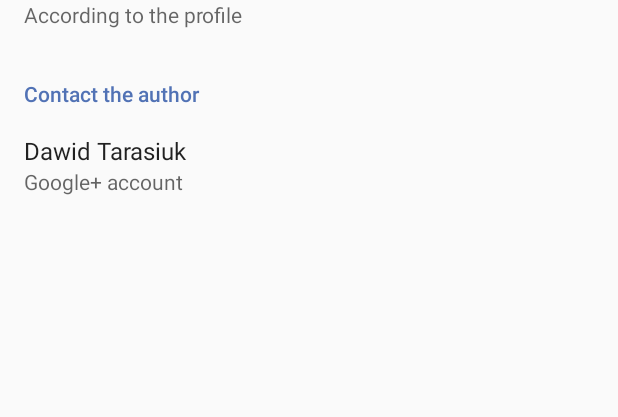
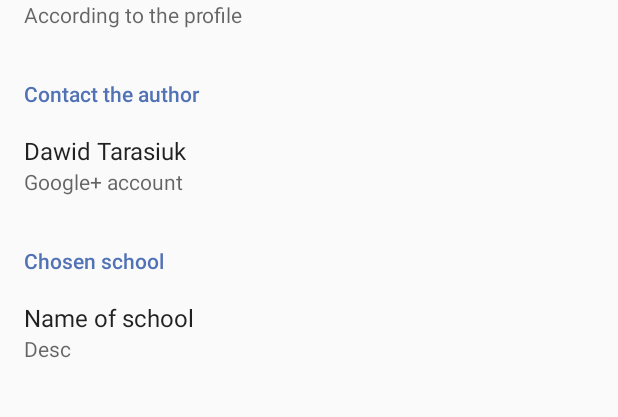
Before and after one commit to orzechdev/replacements-android, an Android app: the screen it shows after launch (SettingsActivity), in the side drawer, after a tap on "Settings", on a phone screen of 412 x 824 dp, the part 308-725 px from its top. Run offline under Robolectric (Android 15) with nearby library versions, the phone set to English and light mode, and no system bars; libraries missing offline, so code that uses them is left out: ca.barrenechea.widget.

Commit message:
First adjustements for adding new school.

```diff
--- a/app/src/main/res/values/strings.xml
+++ b/app/src/main/res/values/strings.xml
@@ -106,4 +106,10 @@
     <string name="pref_fcm_token_title">FCM Token</string>
     <string name="pref_schedule_offline_switch">Offline schedule</string>
 
+    <!-- USTAWIENIA DODANE DLA GIMNAZJUM -->
+    <string name="pref_school">Chosen school</string>
+    <string name="pref_school_title">Name of school</string>
+    <string name="pref_school_summary">Desc</string>
+
+
 </resources>
--- a/app/src/main/res/xml/preferences.xml
+++ b/app/src/main/res/xml/preferences.xml
@@ -44,6 +44,19 @@
 		</Preference>
     </PreferenceCategory>
     <PreferenceCategory
+        android:title="@string/pref_school"
+        android:key="pref_school">
+        <Preference
+            android:title="@string/pref_school_title"
+            android:summary="@string/pref_school_summary"
+            android:key="pref_school_pref">
+            <intent
+                android:action="android.intent.action.VIEW"
+                android:data="@string/pref_url_author" />
+            <intent android:action="com.replacements.replacements.activities.ChooseSchool"/>
+        </Preference>
+    </PreferenceCategory>
+    <PreferenceCategory
         android:title="Opcje programistyczne"
         android:key="pref_app_dev_settings">
         <EditTextPreference
--- a/build.gradle
+++ b/build.gradle
@@ -5,7 +5,7 @@ buildscript {
         jcenter()
     }
     dependencies {
-        classpath 'com.android.tools.build:gradle:2.1.3'
+        classpath 'com.android.tools.build:gradle:2.2.2'
 
         classpath 'com.google.gms:google-services:3.0.0'
 
```
Also changed, not shown: app/src/main/AndroidManifest.xml (+24 -1 lines), app/src/main/java/com/replacements/replacements/activities/ChooseSchool.java (added, +19 -0 lines), app/src/main/res/layout/activity_choose_school.xml (added, +95 -0 lines), 1 other file.
